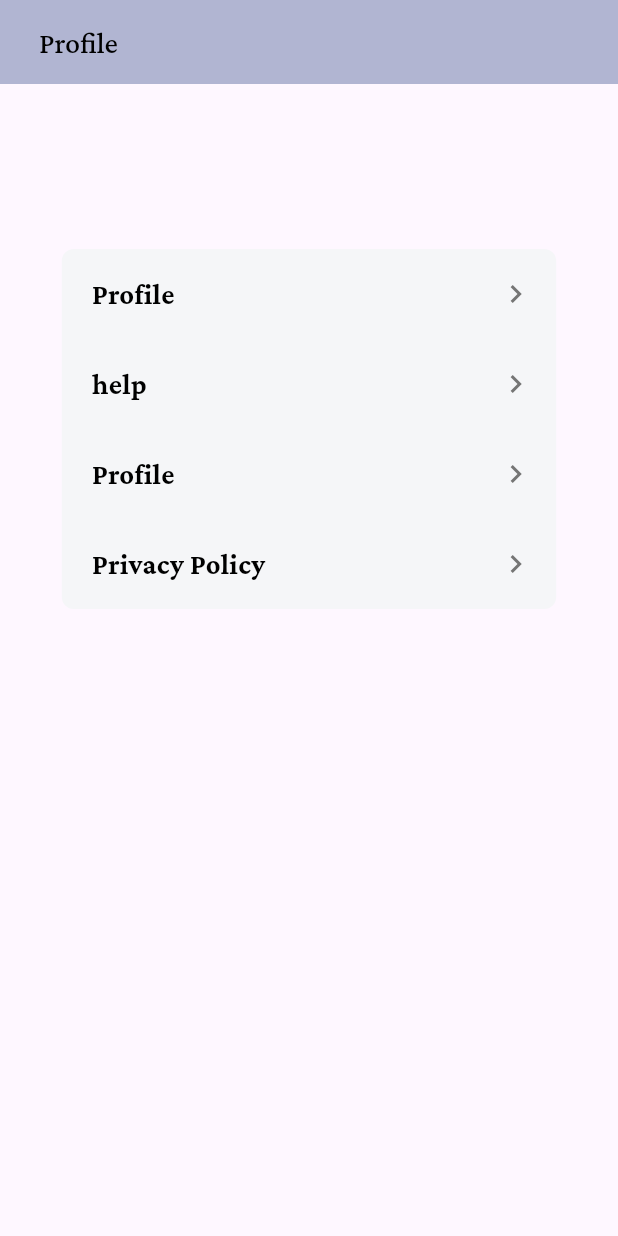
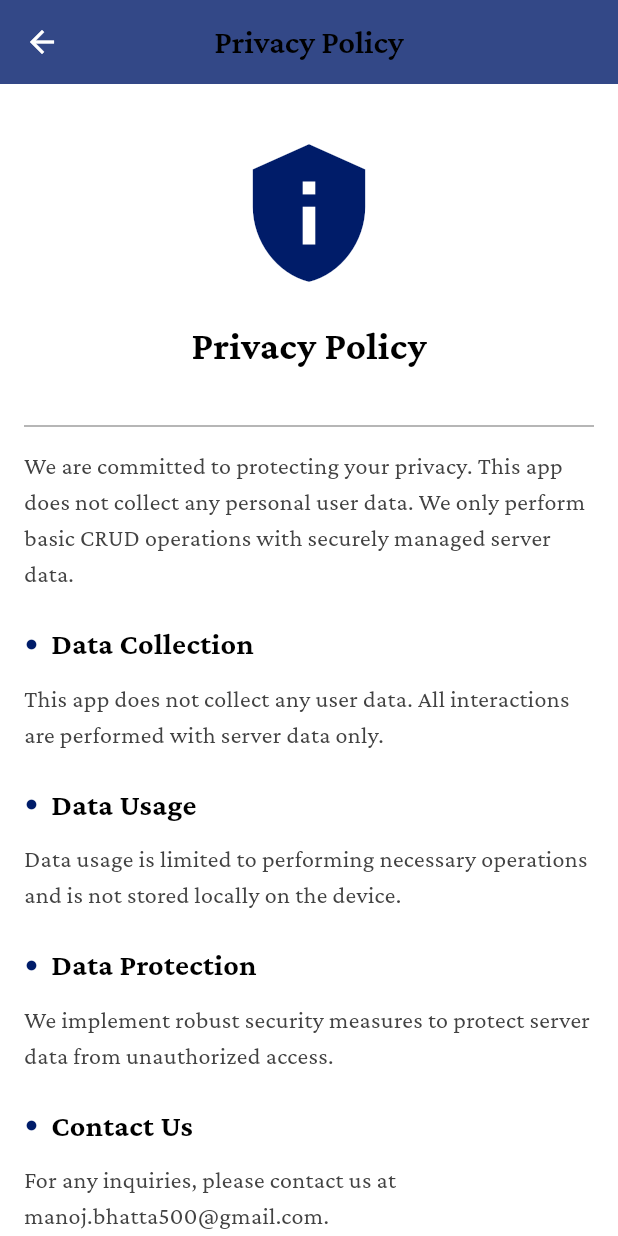
Before and after one commit to manojbhatta500/Genie, a Flutter app: the Profile screen opened directly, after a tap on "Privacy Policy", on a phone screen of 412 x 824 dp. Run offline on Flutter 3.47's test engine with Material 3 defaults, Android fonts, the phone set to English and light mode, and no system bars; our stand-ins replace bloc, dartz, flutter_bloc, flutter_svg, google_fonts, lottie and 1 more; accounts and stored records are empty.

Commit message:
added policies

```diff
--- /dev/null
+++ b/lib/pages/privacy_policy.dart
@@ -0,0 +1,155 @@
+import 'package:flutter/material.dart';
+import 'package:google_fonts/google_fonts.dart';
+
+class PrivacyPolicyScreen extends StatelessWidget {
+  const PrivacyPolicyScreen({super.key});
+
+  @override
+  Widget build(BuildContext context) {
+    return Scaffold(
+      appBar: AppBar(
+        title: Text(
+          'Privacy Policy',
+          style: GoogleFonts.crimsonPro(
+            color: Colors.black,
+            fontSize: 22,
+            fontWeight: FontWeight.w600,
+          ),
+        ),
+        backgroundColor: Color(0XFF001C69).withOpacity(0.8),
+        iconTheme: IconThemeData(color: Colors.white),
+        centerTitle: true,
+      ),
+      body: Container(
+        color: Colors.white,
+        child: SingleChildScrollView(
+          padding: EdgeInsets.all(16.0),
+          child: Column(
+            crossAxisAlignment: CrossAxisAlignment.start,
+            children: [
+              SizedBox(height: 20),
+              Center(
+                child: Icon(
+                  Icons.privacy_tip,
+                  color: Color(0XFF001C69),
+                  size: 100,
+                ),
+              ),
+              SizedBox(height: 20),
+              Center(
+                child: Text(
+                  'Privacy Policy',
+                  style: GoogleFonts.crimsonPro(
+                    color: Colors.black,
+                    fontSize: 26,
+                    fontWeight: FontWeight.bold,
+                  ),
+                ),
+              ),
+              SizedBox(height: 20),
+              Divider(color: Colors.grey, thickness: 1, height: 30),
+              Text(
+                'We are committed to protecting your privacy. This app does not collect any personal user data. We only perform basic CRUD operations with securely managed server data.',
+                style: GoogleFonts.crimsonPro(
+                  color: Colors.grey[800],
+                  fontSize: 16,
+                  height: 1.5,
+                ),
+              ),
+              SizedBox(height: 20),
+              SectionHeader(title: 'Data Collection'),
+              SizedBox(height: 10),
+              Text(
+                'This app does not collect any user data. All interactions are performed with server data only.',
+                style: GoogleFonts.crimsonPro(
+                  color: Colors.grey[800],
+                  fontSize: 16,
+                  height: 1.5,
+                ),
+              ),
+              SizedBox(height: 20),
+              SectionHeader(title: 'Data Usage'),
+              SizedBox(height: 10),
+              Text(
+                'Data usage is limited to performing necessary operations and is not stored locally on the device.',
+                style: GoogleFonts.crimsonPro(
+                  color: Colors.grey[800],
+                  fontSize: 16,
+                  height: 1.5,
+                ),
+              ),
+              SizedBox(height: 20),
+              SectionHeader(title: 'Data Protection'),
+              SizedBox(height: 10),
+              Text(
+                'We implement robust security measures to protect server data from unauthorized access.',
+                style: GoogleFonts.crimsonPro(
+                  color: Colors.grey[800],
+                  fontSize: 16,
+                  height: 1.5,
+                ),
+              ),
+              SizedBox(height: 20),
+              SectionHeader(title: 'Contact Us'),
+              SizedBox(height: 10),
+              Text(
+                'For any inquiries, please contact us at manoj.bhatta500@gmail.com.',
+                style: GoogleFonts.crimsonPro(
+                  color: Colors.grey[800],
+                  fontSize: 16,
+                  height: 1.5,
+                ),
+              ),
+              SizedBox(height: 40),
+              Center(
+                child: ElevatedButton(
+                  onPressed: () {
+                    Navigator.pop(context);
+                  },
+                  style: ElevatedButton.styleFrom(
+                    backgroundColor: Color(0XFF001C69),
+                    shape: RoundedRectangleBorder(
+                      borderRadius: BorderRadius.circular(20),
+                    ),
+                    padding: EdgeInsets.symmetric(horizontal: 30, vertical: 15),
+                  ),
+                  child: Text(
+                    'Back to Profile',
+                    style: GoogleFonts.crimsonPro(
+                      fontSize: 16,
+                      color: Colors.white,
+                    ),
+                  ),
+                ),
+              ),
+            ],
+          ),
+        ),
+      ),
+    );
+  }
+}
+
+class SectionHeader extends StatelessWidget {
+  final String title;
+
+  const SectionHeader({required this.title});
+
+  @override
+  Widget build(BuildContext context) {
+    return Row(
+      children: [
+        Icon(Icons.fiber_manual_record, color: Color(0XFF001C69), size: 10),
+        SizedBox(width: 8),
+        Text(
+          title,
+          style: GoogleFonts.crimsonPro(
+            color: Colors.black,
+            fontSize: 20,
+            fontWeight: FontWeight.bold,
+          ),
+        ),
+      ],
+    );
+  }
+}
--- a/lib/pages/profile.dart
+++ b/lib/pages/profile.dart
@@ -1,4 +1,6 @@
 import 'package:flutter/material.dart';
+import 'package:genie/pages/about_us_screen.dart';
+import 'package:genie/pages/privacy_policy.dart';
 import 'package:genie/widgets/profile_container.dart';
 import 'package:google_fonts/google_fonts.dart';
 
@@ -54,15 +56,25 @@ class _ProfileState extends State<Profile> {
                     onButtonPressed: () {},
                   ),
                   ProfileContainer(
-                    title: 'help',
-                    onButtonPressed: () {},
-                  ),
-                  ProfileContainer(
-                    title: 'Profile',
-                    onButtonPressed: () {},
+                    title: 'About us',
+                    onButtonPressed: () {
+                      Navigator.push(
+                          context,
+                          MaterialPageRoute(
+                              builder: (context) => AboutUsScreen()));
+                    },
                   ),
                   ProfileContainer(
                     title: 'Privacy Policy',
+                    onButtonPressed: () {
+                      Navigator.push(
+                          context,
+                          MaterialPageRoute(
+                              builder: (context) => PrivacyPolicyScreen()));
+                    },
+                  ),
+                  ProfileContainer(
+                    title: 'Log out',
                     onButtonPressed: () {},
                   ),
                 ],
--- a/lib/widgets/profile_container.dart
+++ b/lib/widgets/profile_container.dart
@@ -21,6 +21,19 @@ class ProfileContainer extends StatelessWidget {
       onTap: onButtonPressed,
       child: Container(
         height: 60,
+        decoration: BoxDecoration(
+          color: Colors.white,
+          borderRadius: BorderRadius.circular(10),
+          boxShadow: [
+            BoxShadow(
+              color: Colors.black12,
+              blurRadius: 1,
+              spreadRadius: 1,
+            ),
+          ],
+        ),
+        padding: const EdgeInsets.symmetric(horizontal: 5, vertical: 5),
+        margin: const EdgeInsets.symmetric(vertical: 10),
         child: Row(
           mainAxisAlignment: MainAxisAlignment.spaceBetween,
           children: [
```
Also changed, not shown: lib/pages/about_us_screen.dart (added, +115 -0 lines), lib/pages/archive_screen.dart (+12 -1 lines), lib/pages/option_screen.dart (+3 -4 lines), lib/widgets/custom_banner.dart (+12 -3 lines), lib/widgets/menu_container.dart (+11 -10 lines), lib/widgets/saved_chat.dart (+9 -43 lines), lib/widgets/saved_container.dart (added, +94 -0 lines).
